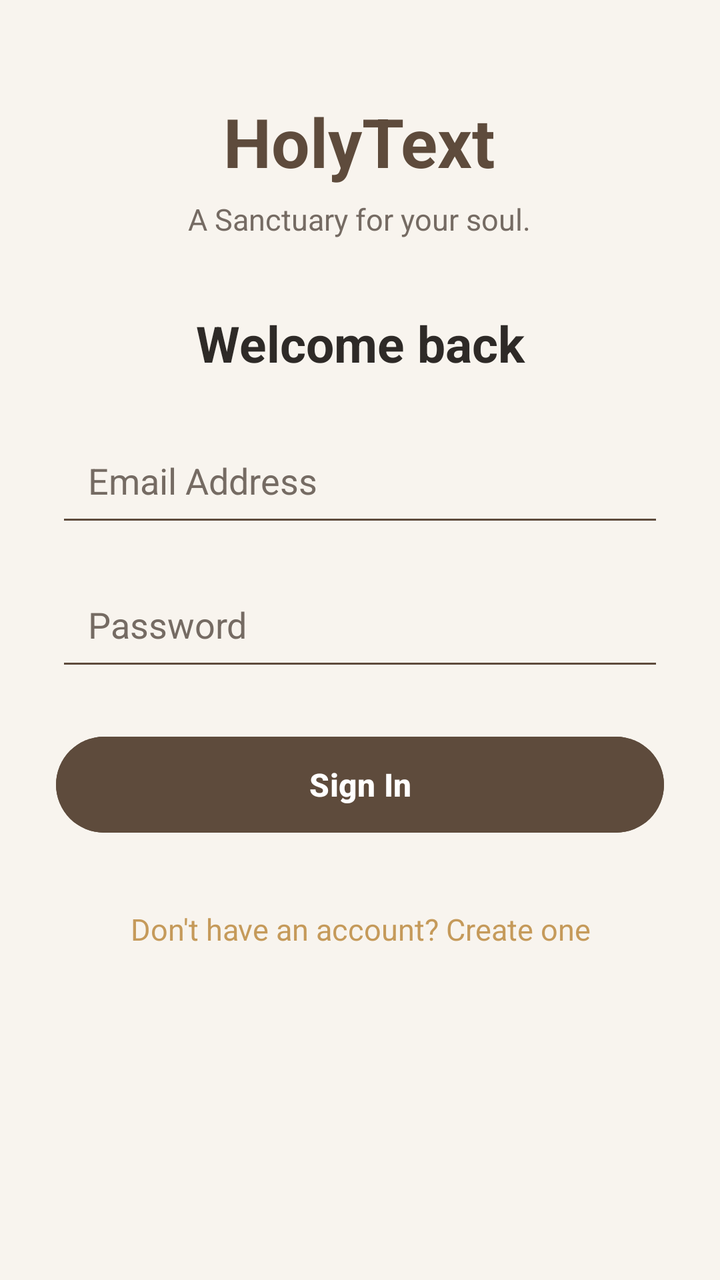
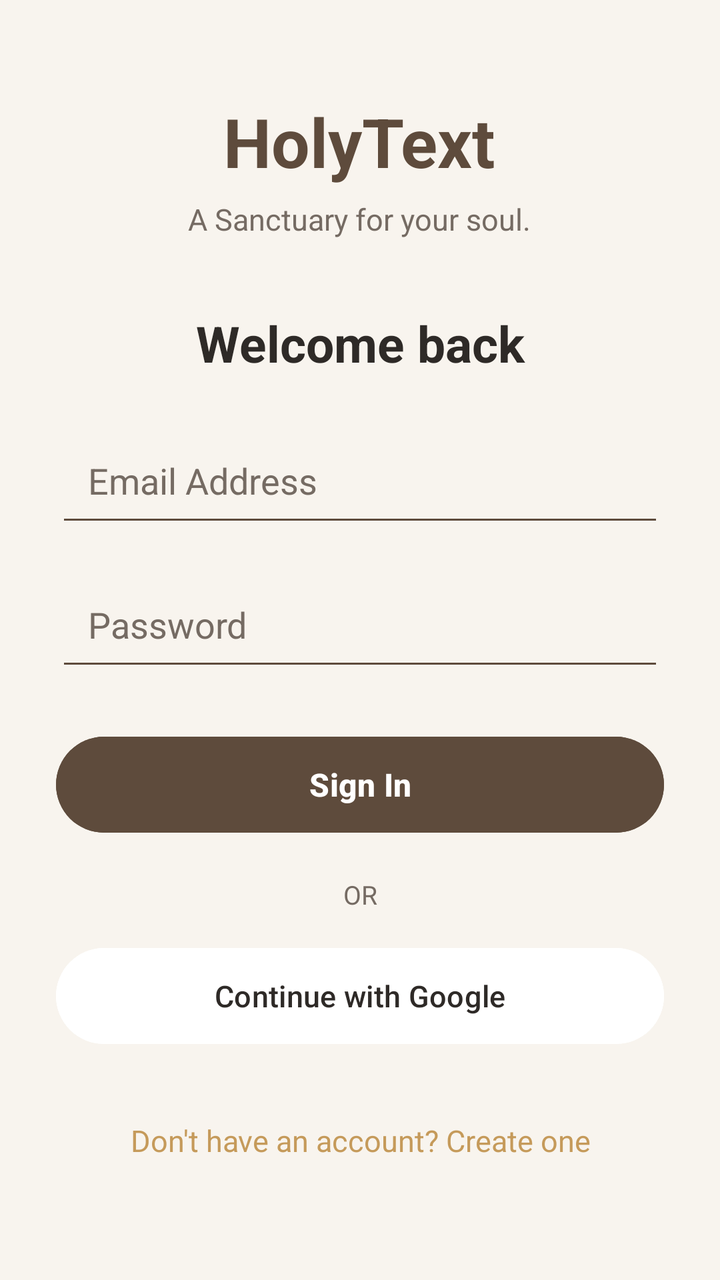

The first picture is an Android layout as it rendered before a commit; the second is the same layout after the commit. The layout source and the unified diff follow.
<!-- AndroidManifest.xml: application theme Theme.HolyTextApplication -->
<!-- res/layout/activity_login.xml -->
<?xml version="1.0" encoding="utf-8"?>
<ScrollView xmlns:android="http://schemas.android.com/apk/res/android"
    android:layout_width="match_parent"
    android:layout_height="match_parent"
    android:background="@color/HolyTextApplication_background">

    <LinearLayout
        android:layout_width="match_parent"
        android:layout_height="wrap_content"
        android:orientation="vertical"
        android:padding="28dp"
        android:gravity="center_horizontal">

        <TextView
            android:layout_width="wrap_content"
            android:layout_height="wrap_content"
            android:text="HolyText"
            android:textColor="@color/HolyTextApplication_primary"
            android:textSize="34sp"
            android:textStyle="bold"
            android:layout_marginTop="20dp"
            android:layout_marginBottom="6dp" />

        <TextView
            android:layout_width="wrap_content"
            android:layout_height="wrap_content"
            android:text="A Sanctuary for your soul."
            android:textColor="@color/HolyTextApplication_text_secondary"
            android:textSize="15sp"
            android:layout_marginBottom="35dp" />

        <TextView
            android:layout_width="match_parent"
            android:layout_height="wrap_content"
            android:text="Welcome back"
            android:textColor="@color/HolyTextApplication_text_primary"
            android:textSize="25sp"
            android:textStyle="bold"
            android:gravity="center"
            android:layout_marginBottom="24dp" />

        <EditText
            android:id="@+id/etLoginEmail"
            android:layout_width="match_parent"
            android:layout_height="56dp"
            android:hint="Email Address"
            android:inputType="textEmailAddress"
            android:padding="16dp"
            android:backgroundTint="@color/HolyTextApplication_primary"
            android:textColor="@color/HolyTextApplication_text_primary"
            android:textColorHint="@color/HolyTextApplication_text_secondary"
            android:layout_marginBottom="16dp" />

        <EditText
            android:id="@+id/etLoginPassword"
            android:layout_width="match_parent"
            android:layout_height="56dp"
            android:hint="Password"
            android:inputType="textPassword"
            android:padding="16dp"
            android:backgroundTint="@color/HolyTextApplication_primary"
            android:textColor="@color/HolyTextApplication_text_primary"
            android:textColorHint="@color/HolyTextApplication_text_secondary"
            android:layout_marginBottom="24dp" />

        <Button
            android:id="@+id/btnLogin"
            android:layout_width="match_parent"
            android:layout_height="56dp"
            android:text="Sign In"
            android:textColor="@color/HolyTextApplication_white"
            android:textSize="16sp"
            android:textStyle="bold"
            android:textAllCaps="false"
            android:backgroundTint="@color/HolyTextApplication_primary"
            android:layout_marginBottom="18dp" />

        <TextView
            android:id="@+id/tvRegister"
            android:layout_width="match_parent"
            android:layout_height="wrap_content"
            android:clickable="true"
            android:focusable="true"
            android:gravity="center"
            android:padding="16dp"
            android:text="Don't have an account? Create one"
            android:textColor="@color/HolyTextApplication_accent"
            android:textSize="15sp" />

    </LinearLayout>
</ScrollView>
<!-- resources referenced by this layout -->
<resources>
  <color name="HolyTextApplication_accent">#C59A5A</color>
  <color name="HolyTextApplication_background">#F8F4EE</color>
  <color name="HolyTextApplication_primary">#5E4B3C</color>
  <color name="HolyTextApplication_text_primary">#2E2A27</color>
  <color name="HolyTextApplication_text_secondary">#756B63</color>
  <color name="HolyTextApplication_white">#FFFFFF</color>
  <style name="Theme.HolyTextApplication" parent="Theme.Material3.DayNight.NoActionBar">
  
          
          <item name="colorPrimary">@color/HolyTextApplication_primary</item>
          <item name="colorPrimaryContainer">@color/HolyTextApplication_primary_dark</item>
          <item name="colorSecondary">@color/HolyTextApplication_accent</item>
  
          
          <item name="android:windowBackground">@color/HolyTextApplication_background</item>
  
          
          <item name="android:statusBarColor">@color/HolyTextApplication_primary_dark</item>
  
          
          <item name="android:navigationBarColor">@color/HolyTextApplication_primary_dark</item>
  
  
  
      </style>
  <color name="HolyTextApplication_primary_dark">#3F3026</color>
</resources>

<!-- the commit's change to res/layout/activity_login.xml (unified diff, before → after) -->
@@ -1,4 +1,5 @@
 <?xml version="1.0" encoding="utf-8"?>
+
 <ScrollView xmlns:android="http://schemas.android.com/apk/res/android"
     android:layout_width="match_parent"
     android:layout_height="match_parent"
@@ -75,6 +76,28 @@
             android:backgroundTint="@color/HolyTextApplication_primary"
             android:layout_marginBottom="18dp" />
 
+        
+        <TextView
+            android:layout_width="match_parent"
+            android:layout_height="wrap_content"
+            android:text="OR"
+            android:gravity="center"
+            android:textColor="@color/HolyTextApplication_text_secondary"
+            android:textSize="13sp"
+            android:layout_marginBottom="14dp" />
+
+        
+        <Button
+            android:id="@+id/btnGoogleSignIn"
+            android:layout_width="match_parent"
+            android:layout_height="56dp"
+            android:text="Continue with Google"
+            android:textColor="@color/HolyTextApplication_text_primary"
+            android:textSize="15sp"
+            android:textAllCaps="false"
+            android:backgroundTint="@color/HolyTextApplication_white"
+            android:layout_marginBottom="18dp" />
+
         <TextView
             android:id="@+id/tvRegister"
             android:layout_width="match_parent"
